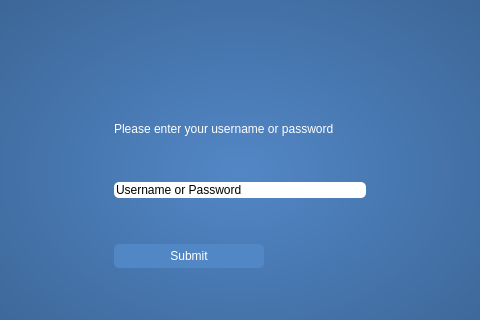
Before: the Qt Designer form Software-Engineering/mainwindow.ui in WBatt/Software-Engineering, drawn with Qt 5; both pictures show x 160 to 640 and y 117 to 437 of the 800 by 578 pixel window.
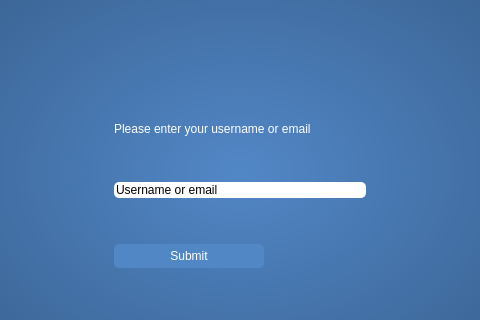
After: the same form once the commit is applied. The open tabs and pages were chosen to show the change. Icons and pictures are not drawn.

Commit message:
- add forget pass page
added the forget password page

```diff
--- a/Software-Engineering/mainwindow.ui
+++ b/Software-Engineering/mainwindow.ui
@@ -439,7 +439,7 @@
             <item>
              <widget class="QLabel" name="label_2">
               <property name="text">
-               <string>Please enter your username or password</string>
+               <string>Please enter your username or email</string>
               </property>
               <property name="wordWrap">
                <bool>true</bool>
@@ -465,7 +465,7 @@
             <item>
              <widget class="QLineEdit" name="lineEdit">
               <property name="text">
-               <string>Username or Password</string>
+               <string>Username or email</string>
               </property>
              </widget>
             </item>
```
Left out of the diff: 13 changed lines with no effect on the pictures. The commit also changes 1 other file.
